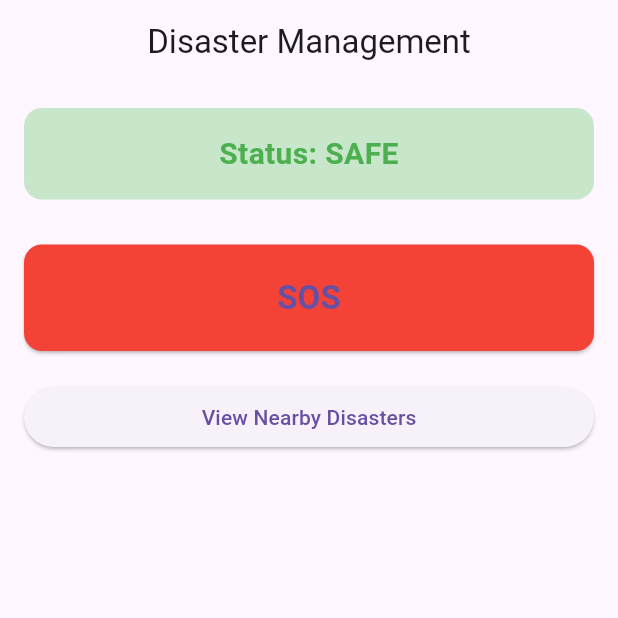
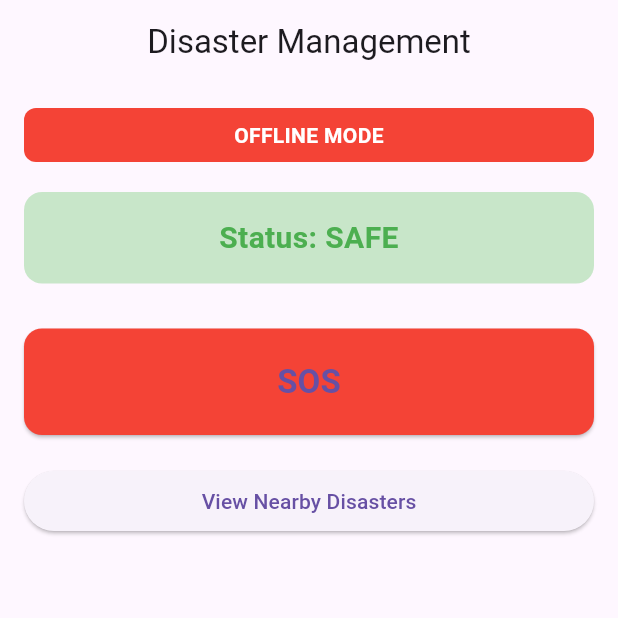
Before and after one commit to VaradPimple/Disaster-Management-OfflineFirst, a Flutter app: the screen it shows after launch, on a phone screen of 412 x 824 dp, the top half of it. Run offline on Flutter 3.47's test engine with Material 3 defaults, Android fonts, the phone set to English and light mode, and no system bars.

Commit message:
Updated HomeScreen with network status indicator and improved layout

```diff
--- a/frontend-app/disaster_app/lib/screens/home_screen.dart
+++ b/frontend-app/disaster_app/lib/screens/home_screen.dart
@@ -1,5 +1,6 @@
 import 'package:flutter/material.dart';
 import '../widgets/sos_button.dart';
+import '../widgets/network_status_indicator.dart';
 import 'disaster_list_screen.dart';
 
 class HomeScreen extends StatelessWidget {
@@ -17,6 +18,11 @@ class HomeScreen extends StatelessWidget {
         child: Column(
           crossAxisAlignment: CrossAxisAlignment.stretch,
           children: [
+            // 🔹 Network Status Indicator (Currently Hardcoded)
+            const NetworkStatusIndicator(isOnline: false),
+
+            const SizedBox(height: 20),
+
             // 🔹 Status Card
             Container(
               padding: const EdgeInsets.all(16),
```
